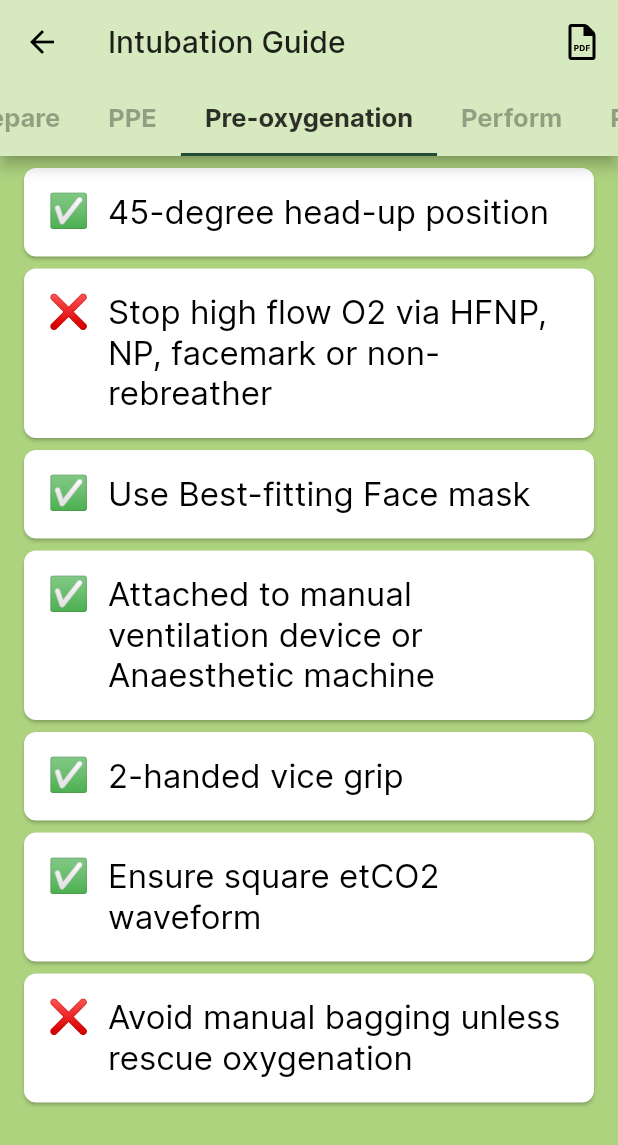
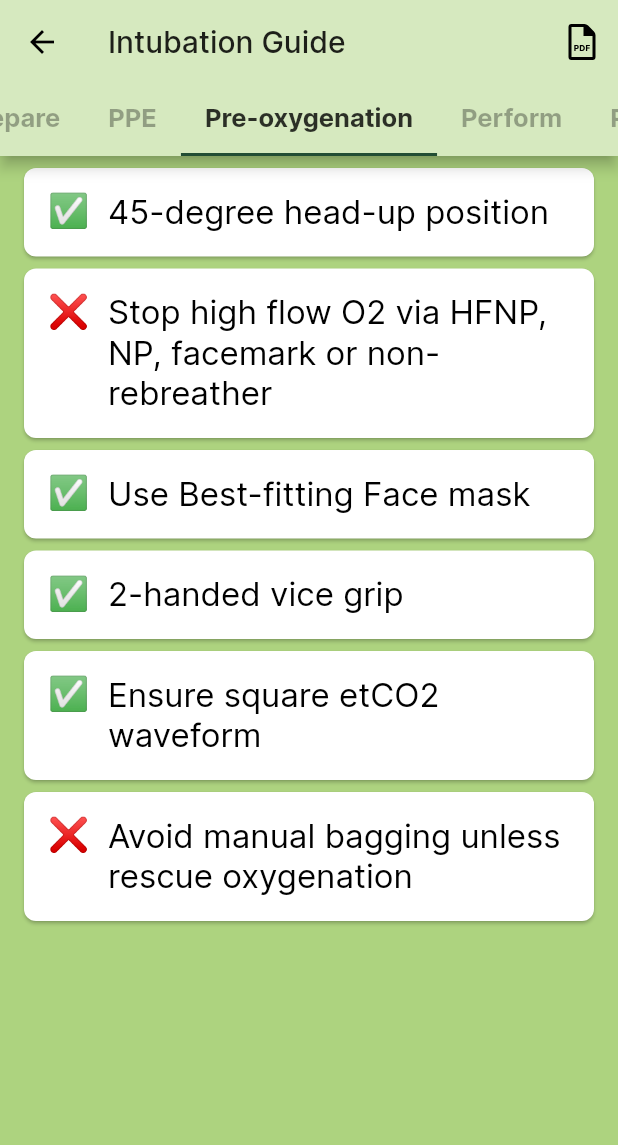
Before and after one commit to Western-Health-Covid19-Collaboration/wh_covid19_app, a Flutter app: the IntubationGuidancePage screen opened by its route, tab 4 chosen, on a phone screen of 412 x 824 dp. Shown: the top 1145 px of the screen. Run offline on Flutter 3.47's test engine with Material 2 defaults, Android fonts, the phone set to English and light mode, and no system bars; our stand-ins replace chewie, flutter_svg, flutter_widget_from_html, package_info, photo_view, shared_preferences and 1 more; missing offline and left inert: matrix_gesture_detector; accounts and stored records are empty; project files that could hold a hidden picture were left out.

Commit message:
Remove one step in pre-oxygenation tab

```diff
--- a/lib/hard_data.dart
+++ b/lib/hard_data.dart
@@ -347,8 +347,6 @@ const List<IntubationContent> intubationGuide = [
           'Stop high flow O2 via HFNP, NP, facemark or non-rebreather',
           icon: '❌'),
       IntubationItem('Use Best-fitting Face mask'),
-      IntubationItem(
-          'Attached to manual ventilation device or Anaesthetic machine'),
       IntubationItem('2-handed vice grip'),
       IntubationItem('Ensure square etCO2 waveform'),
       IntubationItem('Avoid manual bagging unless rescue oxygenation',
```
